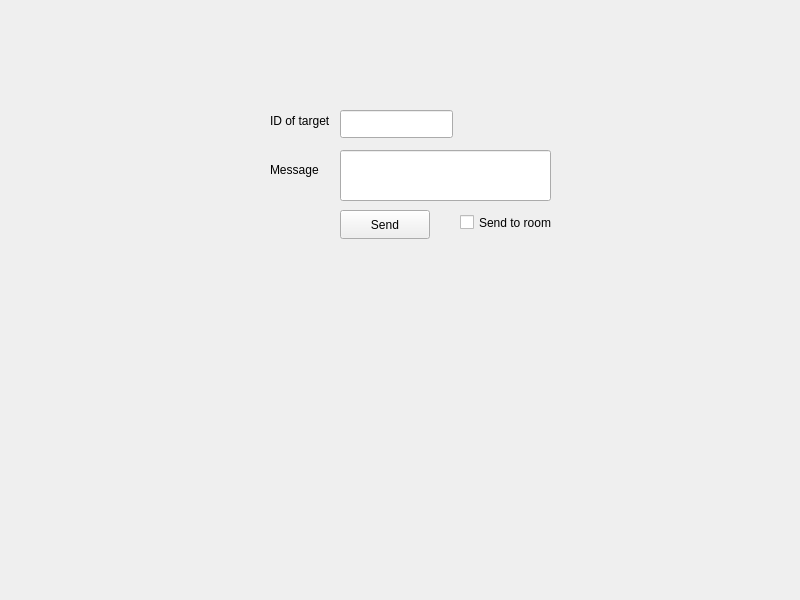
First picture: the form in PWChat/client/ui/mainwindow.ui, repository sarek167/PWChat, before the edit.
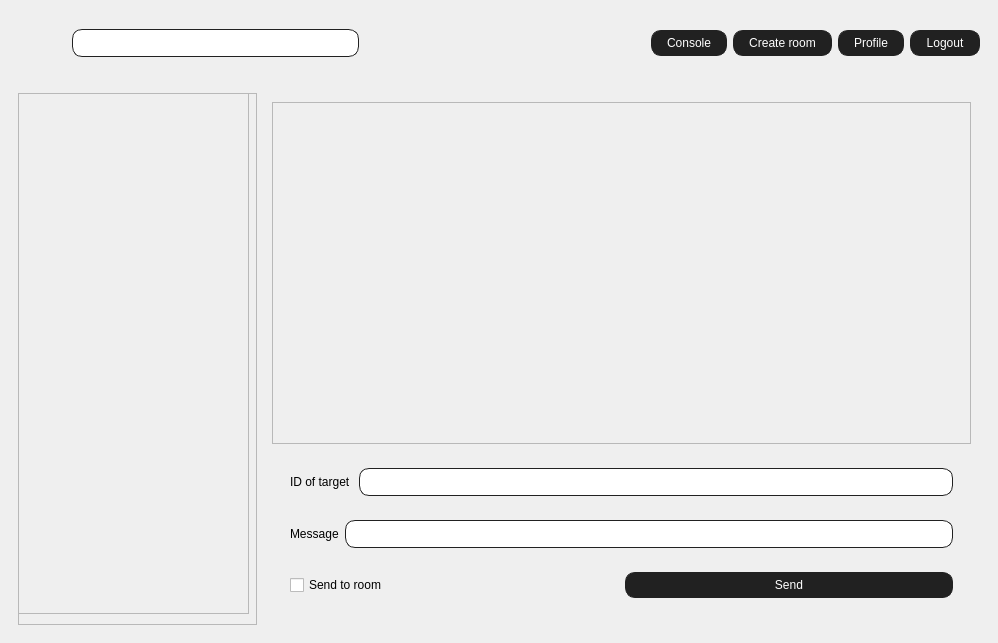
Second picture: the form after the edit. Icons and pictures are not drawn.

Commit message: 🔁 changed: mainwindow widget to more pleasable

```diff
--- a/PWChat/client/ui/mainwindow.ui
+++ b/PWChat/client/ui/mainwindow.ui
@@ -6,86 +6,250 @@
    <rect>
     <x>0</x>
     <y>0</y>
-    <width>800</width>
-    <height>600</height>
+    <width>998</width>
+    <height>643</height>
    </rect>
   </property>
   <property name="windowTitle">
    <string>MainWindow</string>
   </property>
+  <property name="styleSheet">
+   <string notr="true">QWidget[class=&quot;MainWidget&quot;]{
+	background-color: #a8a8a8;
+}
+
+QWidget[class=&quot;MenuWidget&quot;]{
+	background-color: #fff;
+	border-radius: 10px;
+}
+
+QLineEdit {
+	border-radius: 10px;
+	border: 1px solid #212121;
+	padding: 5px 15px;
+}
+
+QPushButton {
+	background-color: #212121;
+	color: white;
+	border-radius: 10px;
+	padding: 5px 15px;
+	border: 1px solid #212121;
+}
+
+QPushButton:hover {
+	background-color: #fff;
+	color: #212121
+}</string>
+  </property>
   <widget class="QWidget" name="centralwidget">
-   <widget class="QCheckBox" name="checkSendRoom">
-    <property name="geometry">
-     <rect>
-      <x>460</x>
-      <y>210</y>
-      <width>92</width>
-      <height>25</height>
-     </rect>
-    </property>
-    <property name="text">
-     <string>Send to room</string>
-    </property>
-   </widget>
-   <widget class="QLabel" name="labelTargetID">
-    <property name="geometry">
-     <rect>
-      <x>270</x>
-      <y>110</y>
-      <width>61</width>
-      <height>21</height>
-     </rect>
-    </property>
-    <property name="text">
-     <string>ID of target </string>
-    </property>
-   </widget>
-   <widget class="QLineEdit" name="editTargetID">
-    <property name="geometry">
-     <rect>
-      <x>340</x>
-      <y>110</y>
-      <width>113</width>
-      <height>28</height>
-     </rect>
-    </property>
-   </widget>
-   <widget class="QLineEdit" name="editMess">
-    <property name="geometry">
-     <rect>
-      <x>340</x>
-      <y>150</y>
-      <width>211</width>
-      <height>51</height>
-     </rect>
-    </property>
-   </widget>
-   <widget class="QLabel" name="labelMess">
-    <property name="geometry">
-     <rect>
-      <x>270</x>
-      <y>160</y>
-      <width>63</width>
-      <height>20</height>
-     </rect>
-    </property>
-    <property name="text">
-     <string>Message</string>
-    </property>
-   </widget>
-   <widget class="QPushButton" name="btnSend">
-    <property name="geometry">
-     <rect>
-      <x>340</x>
-      <y>210</y>
-      <width>90</width>
-      <height>29</height>
-     </rect>
-    </property>
-    <property name="text">
-     <string>Send</string>
-    </property>
-   </widget>
+   <property name="class" stdset="0">
+    <string>MainWidget</string>
+   </property>
+   <layout class="QVBoxLayout" name="verticalLayout" stretch="1,8">
+    <item>
+     <widget class="QWidget" name="widget" native="true">
+      <property name="class" stdset="0">
+       <string>MenuWidget</string>
+      </property>
+      <layout class="QHBoxLayout" name="horizontalLayout">
+       <item>
+        <widget class="QLabel" name="logo">
+         <property name="minimumSize">
+          <size>
+           <width>48</width>
+           <height>48</height>
+          </size>
+         </property>
+         <property name="maximumSize">
+          <size>
+           <width>48</width>
+           <height>48</height>
+          </size>
+         </property>
+         <property name="text">
+          <string/>
+         </property>
+         <property name="pixmap">
+          <pixmap resource="../resources/resources.qrc">:/logo.svg</pixmap>
+         </property>
+         <property name="scaledContents">
+          <bool>true</bool>
+         </property>
+        </widget>
+       </item>
+       <item>
+        <widget class="QLineEdit" name="searchBar">
+         <property name="class" stdset="0">
+          <string>searchBar</string>
+         </property>
+        </widget>
+       </item>
+       <item>
+        <spacer name="horizontalSpacer">
+         <property name="orientation">
+          <enum>Qt::Orientation::Horizontal</enum>
+         </property>
+         <property name="sizeHint" stdset="0">
+          <size>
+           <width>40</width>
+           <height>20</height>
+          </size>
+         </property>
+        </spacer>
+       </item>
+       <item>
+        <widget class="QPushButton" name="btnConsole">
+         <property name="text">
+          <string>Console</string>
+         </property>
+        </widget>
+       </item>
+       <item>
+        <widget class="QPushButton" name="btnCreateRoom">
+         <property name="text">
+          <string>Create room</string>
+         </property>
+        </widget>
+       </item>
+       <item>
+        <widget class="QPushButton" name="btnProfile">
+         <property name="text">
+          <string>Profile</string>
+         </property>
+        </widget>
+       </item>
+       <item>
+        <widget class="QPushButton" name="btnLogout">
+         <property name="text">
+          <string>Logout</string>
+         </property>
+        </widget>
+       </item>
+      </layout>
+     </widget>
+    </item>
+    <item>
+     <widget class="QWidget" name="widget_2" native="true">
+      <layout class="QHBoxLayout" name="horizontalLayout_2" stretch="1,3">
+       <item>
+        <widget class="QFrame" name="frame">
+         <property name="frameShape">
+          <enum>QFrame::Shape::StyledPanel</enum>
+         </property>
+         <property name="frameShadow">
+          <enum>QFrame::Shadow::Raised</enum>
+         </property>
+         <widget class="QScrollArea" name="scrollArea">
+          <property name="geometry">
+           <rect>
+            <x>0</x>
+            <y>0</y>
+            <width>231</width>
+            <height>521</height>
+           </rect>
+          </property>
+          <property name="widgetResizable">
+           <bool>true</bool>
+          </property>
+          <widget class="QWidget" name="scrollAreaWidgetContents">
+           <property name="geometry">
+            <rect>
+             <x>0</x>
+             <y>0</y>
+             <width>229</width>
+             <height>519</height>
+            </rect>
+           </property>
+          </widget>
+         </widget>
+        </widget>
+       </item>
+       <item>
+        <widget class="QWidget" name="widget_3" native="true">
+         <layout class="QVBoxLayout" name="verticalLayout_2" stretch="1,0">
+          <item>
+           <widget class="QScrollArea" name="scrollArea_2">
+            <property name="widgetResizable">
+             <bool>true</bool>
+            </property>
+            <widget class="QWidget" name="scrollAreaWidgetContents_2">
+             <property name="geometry">
+              <rect>
+               <x>0</x>
+               <y>0</y>
+               <width>686</width>
+               <height>289</height>
+              </rect>
+             </property>
+            </widget>
+           </widget>
+          </item>
+          <item>
+           <widget class="QWidget" name="widget_4" native="true">
+            <layout class="QVBoxLayout" name="verticalLayout_3">
+             <item>
+              <widget class="QWidget" name="widget_5" native="true">
+               <layout class="QHBoxLayout" name="horizontalLayout_3">
+                <item>
+                 <widget class="QLabel" name="labelTargetID">
+                  <property name="text">
+                   <string>ID of target </string>
+                  </property>
+                 </widget>
+                </item>
+                <item>
+                 <widget class="QLineEdit" name="editTargetID"/>
+                </item>
+               </layout>
+              </widget>
+             </item>
+             <item>
+              <widget class="QWidget" name="widget_6" native="true">
+               <layout class="QHBoxLayout" name="horizontalLayout_4">
+                <item>
+                 <widget class="QLabel" name="labelMess">
+                  <property name="text">
+                   <string>Message</string>
+                  </property>
+                 </widget>
+                </item>
+                <item>
+                 <widget class="QLineEdit" name="editMess"/>
+                </item>
+               </layout>
+              </widget>
+             </item>
+             <item>
+              <widget class="QWidget" name="widget_7" native="true">
+               <layout class="QHBoxLayout" name="horizontalLayout_5">
+                <item>
+                 <widget class="QCheckBox" name="checkSendRoom">
+                  <property name="text">
+                   <string>Send to room</string>
+                  </property>
+                 </widget>
+                </item>
+                <item>
+                 <widget class="QPushButton" name="btnSend">
+                  <property name="text">
+                   <string>Send</string>
+                  </property>
+                 </widget>
+                </item>
+               </layout>
+              </widget>
+             </item>
+            </layout>
+           </widget>
+          </item>
+         </layout>
+        </widget>
+       </item>
+      </layout>
+     </widget>
+    </item>
+   </layout>
   </widget>
  </widget>
  <resources/>
```
Left out of the diff: 4 changed lines with no effect on the pictures. The commit also changes 3 other files.
